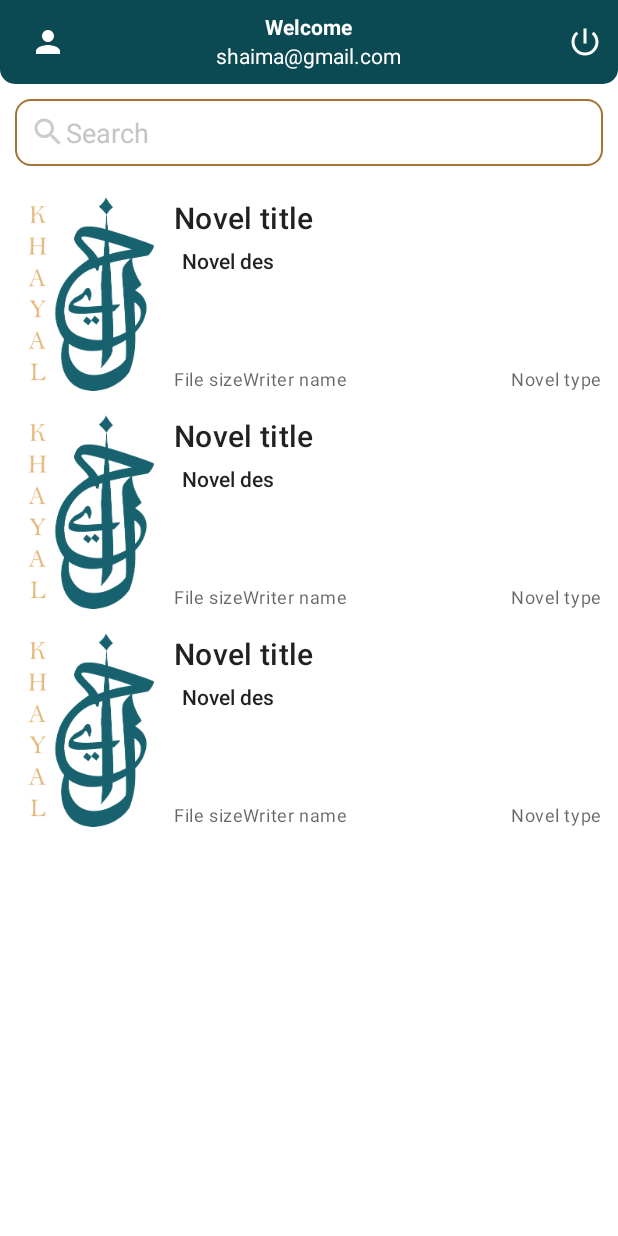
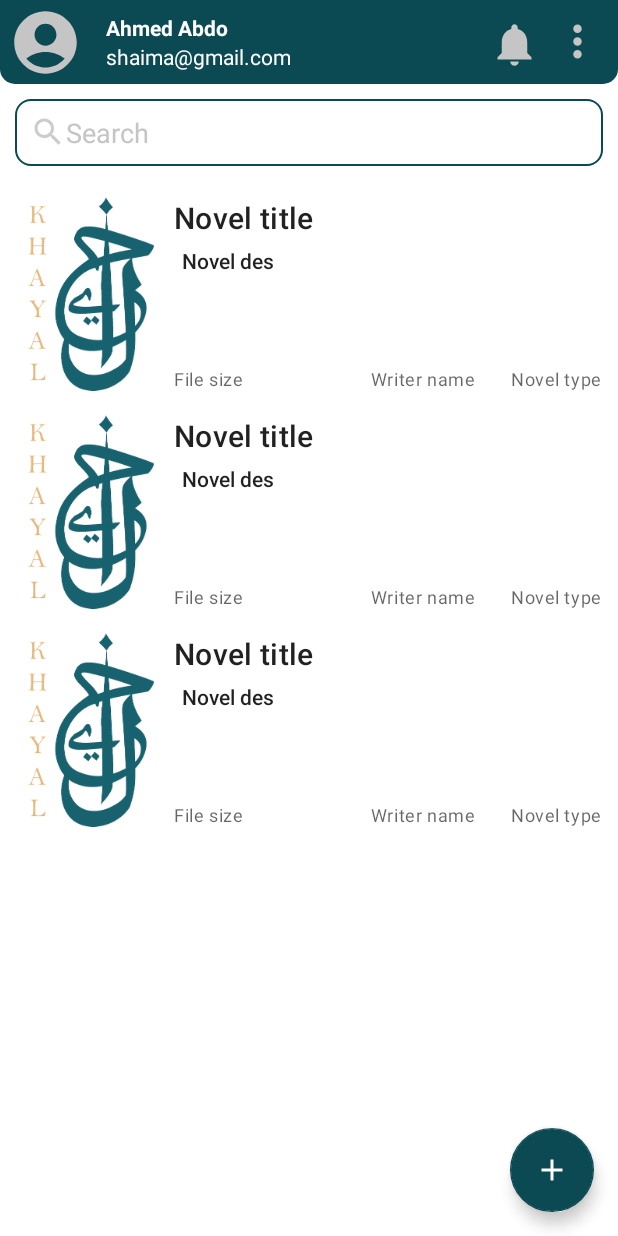
Before and after one commit to ShaimaaZiyad/Khayal, an Android app: the layout home.xml on its own in the app's theme, with its tools: preview values and no code run, on a phone screen of 412 x 824 dp. Run offline under Robolectric (Android 15) with nearby library versions, the phone set to English and light mode, and no system bars.

Commit message:
add notify item design in tool bar in home screen

```diff
--- a/app/src/main/AndroidManifest.xml
+++ b/app/src/main/AndroidManifest.xml
@@ -13,6 +13,7 @@
         android:label="@string/app_name"
         android:requestLegacyExternalStorage="true"
         android:roundIcon="@mipmap/ic_launcher_round"
+        android:supportsRtl="true"
         android:theme="@style/Theme.Khayal">
         <activity
             android:name=".MainActivity"
--- a/app/src/main/java/com/shaimaziyad/khayal/repository/NovelRepository.kt
+++ b/app/src/main/java/com/shaimaziyad/khayal/repository/NovelRepository.kt
@@ -2,6 +2,11 @@ package com.shaimaziyad.khayal.repository
 
 import com.shaimaziyad.khayal.data.NovelData
 import com.shaimaziyad.khayal.remote.DataBase
+import kotlinx.coroutines.async
+import kotlinx.coroutines.supervisorScope
+import com.shaimaziyad.khayal.utils.Result.Success
+import com.shaimaziyad.khayal.utils.Result.Error
+import com.shaimaziyad.khayal.utils.Result
 
 class NovelRepository {
 
@@ -9,14 +14,24 @@ class NovelRepository {
 
     val novels = remote.novels
 
-
     suspend fun addNovel(novel: NovelData) = remote.addNovel(novel)
 
     suspend fun updateNovel(novel: NovelData) = remote.updateNovel(novel)
 
     suspend fun deleteNovel(novel: NovelData) = remote.deleteNovel(novel)
 
-    suspend fun getNovels() = remote.getNovels()
+
+    suspend fun loadNovels(): Result<List<NovelData>> {
+        return supervisorScope {
+            val loadTask = async { remote.getNovels() }
+            try {
+                Success( loadTask.await())
+            }catch (ex: Exception){
+                Error(ex)
+            }
+        }
+    }
+
 
 
 }
--- a/app/src/main/java/com/shaimaziyad/khayal/screens/auth/AuthViewModel.kt
+++ b/app/src/main/java/com/shaimaziyad/khayal/screens/auth/AuthViewModel.kt
@@ -38,7 +38,6 @@ class AuthViewModel: ViewModel(){
 
     init {
         resetStatus()
-
     }
 
     fun register(user: User) {
--- a/app/src/main/java/com/shaimaziyad/khayal/screens/home/Home.kt
+++ b/app/src/main/java/com/shaimaziyad/khayal/screens/home/Home.kt
@@ -41,6 +41,8 @@ class Home : Fragment() {
 //        viewModel.loadUser()
 
     }
+
+
 
     private fun setObserves() {
         viewModel.apply {
@@ -87,16 +89,13 @@ class Home : Fragment() {
 
             setAdapter()
 
-            /** button sign out **/
-            logoutBtn.setOnClickListener {
-//                findNavController().navigateUp()
 
+
+            /** button profile **/
+            btnProfile.setOnClickListener {
+                findNavController().navigate(R.id.action_userHome_to_profile)
             }
 
-            /** button profile **/
-            profileBtn.setOnClickListener {
-                findNavController().navigate(R.id.action_userHome_to_profile)
-            }
         }
     }
 }
--- a/app/src/main/java/com/shaimaziyad/khayal/screens/home/HomeViewModel.kt
+++ b/app/src/main/java/com/shaimaziyad/khayal/screens/home/HomeViewModel.kt
@@ -9,7 +9,12 @@ import com.shaimaziyad.khayal.data.NovelData
 import com.shaimaziyad.khayal.data.User
 import com.shaimaziyad.khayal.repository.NovelRepository
 import com.shaimaziyad.khayal.repository.UserRepository
+import com.shaimaziyad.khayal.utils.DataStatus
+import com.shaimaziyad.khayal.utils.isCustomer
 import kotlinx.coroutines.launch
+import com.shaimaziyad.khayal.utils.Result
+import com.shaimaziyad.khayal.utils.Result.Success
+import com.shaimaziyad.khayal.utils.Result.Error
 
 class HomeViewModel: ViewModel() {
 
@@ -23,35 +28,63 @@ class HomeViewModel: ViewModel() {
     private val _novels = MutableLiveData<List<NovelData>?>()
     val novels: LiveData<List<NovelData>?> = _novels
 
+    private val _novelsStatus =MutableLiveData<DataStatus?>()
+    val novelsStatus: LiveData<DataStatus?> = _novelsStatus
+
+    private val _error = MutableLiveData<String?>()
+    val error: LiveData<String?> = _error
+
     private val _user = MutableLiveData<User?>()
     val user: LiveData<User?> = _user
 
-
-//    val novels = novelRepository.novels
+    private val _isCustomer = MutableLiveData<Boolean?>()
+    val isCustomer: LiveData<Boolean?> = _isCustomer
 
 
     init {
         loadUser()
+        loadNovels()
 
-//        loadNovels()
     }
 
 
     fun loadUser() {
         viewModelScope.launch {
             _user.value = userRepository.loadUser()
-            Log.d(TAG,"user: ${_user.value!!.name}")
+            _isCustomer.value = isCustomer(_user.value!!.userType)
         }
     }
 
 
     fun loadNovels() {
+        Log.d(TAG,"onLoading.. Novels")
+        resetStatus()
+        _novelsStatus.value = DataStatus.LOADING
         viewModelScope.launch {
-            _novels.value = novelRepository.getNovels()
+            val res = novelRepository.loadNovels()
+            if (res is Success){
+                Log.d(TAG,"onSuccess: novels size: ${res.data}")
+                _novelsStatus.value = DataStatus.SUCCESS
+                val data = res.data
+                _novels.value = data
+            }
+            else if(res is Error) {
+                Log.d(TAG,"onError: error happen during fetching novels due to ${res.exception.message}")
+                _novelsStatus.value = DataStatus.ERROR
+                _error.value = res.exception.message
+            }
+
         }
     }
 
 
 
 
+    fun resetStatus(){
+        _novelsStatus.value = null
+    }
+
+
+
+
 }
--- a/app/src/main/java/com/shaimaziyad/khayal/utils/UIExtensions.kt
+++ b/app/src/main/java/com/shaimaziyad/khayal/utils/UIExtensions.kt
@@ -46,6 +46,8 @@ fun Fragment.showMessage(message: String) {
     Toast.makeText(requireContext(),message,Toast.LENGTH_SHORT).show()
 }
 
+fun isCustomer(type: String) = type == UserType.USER.name
+
 fun View.hide(){ visibility = View.GONE }
 
 fun View.show() {visibility = View.VISIBLE}
--- a/app/src/main/java/com/shaimaziyad/khayal/utils/UtilsBinding.kt
+++ b/app/src/main/java/com/shaimaziyad/khayal/utils/UtilsBinding.kt
@@ -9,9 +9,9 @@ import androidx.databinding.BindingAdapter
 import com.bumptech.glide.Glide
 import com.shaimaziyad.khayal.R
 
-@BindingAdapter("setNovelCover")
-fun setNovelCover(image: ImageView, uri: String?){
-    if(uri != null){
+@BindingAdapter("setImage")
+fun setImage(image: ImageView, uri: String?){
+    if(!uri.isNullOrBlank()) {
         Glide.with(image.context)
             .load(uri.toUri())
             .placeholder(R.drawable.icon)
@@ -29,7 +29,6 @@ fun setSize(text: TextView, size: Int) {
 // todo : fix the welcome text by using xml file.
 @BindingAdapter("setName")
 fun setHi(text: TextView, name: String?) {
-    val welcome = text.context.resources.getString(R.string.welcome) + name
     text.text = name
 }
 
@@ -56,3 +55,22 @@ fun showLoading(v: View, status: DataStatus?) {
         }
     }
 }
+
+
+@BindingAdapter("hideViewIfCustomer")
+fun hideViewIfCustomer(v: View, b: Boolean?) {
+    if (b == true){
+        v.hide()
+    }else{
+        v.show()
+    }
+}
+
+@BindingAdapter("showViewIfCustomer")
+fun showViewIfCustomer(v: View, b: Boolean?) {
+    if (b != true){
+        v.hide()
+    }else{
+        v.show()
+    }
+}
--- /dev/null
+++ b/app/src/main/res/drawable/ic_account.xml
@@ -0,0 +1,5 @@
+<vector android:height="24dp" android:tint="@color/gray01"
+    android:viewportHeight="24" android:viewportWidth="24"
+    android:width="24dp" xmlns:android="http://schemas.android.com/apk/res/android">
+    <path android:fillColor="@android:color/white" android:pathData="M12,2C6.48,2 2,6.48 2,12s4.48,10 10,10s10,-4.48 10,-10S17.52,2 12,2zM12,6c1.93,0 3.5,1.57 3.5,3.5S13.93,13 12,13s-3.5,-1.57 -3.5,-3.5S10.07,6 12,6zM12,20c-2.03,0 -4.43,-0.82 -6.14,-2.88C7.55,15.8 9.68,15 12,15s4.45,0.8 6.14,2.12C16.43,19.18 14.03,20 12,20z"/>
+</vector>
--- /dev/null
+++ b/app/src/main/res/drawable/ic_add.xml
@@ -0,0 +1,5 @@
+<vector android:height="24dp" android:tint="#000000"
+    android:viewportHeight="24" android:viewportWidth="24"
+    android:width="24dp" xmlns:android="http://schemas.android.com/apk/res/android">
+    <path android:fillColor="@android:color/white" android:pathData="M19,13h-6v6h-2v-6H5v-2h6V5h2v6h6v2z"/>
+</vector>
--- /dev/null
+++ b/app/src/main/res/drawable/ic_more.xml
@@ -0,0 +1,5 @@
+<vector android:height="24dp" android:tint="#000000"
+    android:viewportHeight="24" android:viewportWidth="24"
+    android:width="24dp" xmlns:android="http://schemas.android.com/apk/res/android">
+    <path android:fillColor="@android:color/white" android:pathData="M12,8c1.1,0 2,-0.9 2,-2s-0.9,-2 -2,-2 -2,0.9 -2,2 0.9,2 2,2zM12,10c-1.1,0 -2,0.9 -2,2s0.9,2 2,2 2,-0.9 2,-2 -0.9,-2 -2,-2zM12,16c-1.1,0 -2,0.9 -2,2s0.9,2 2,2 2,-0.9 2,-2 -0.9,-2 -2,-2z"/>
+</vector>
--- /dev/null
+++ b/app/src/main/res/drawable/ic_notifications.xml
@@ -0,0 +1,5 @@
+<vector android:height="24dp" android:tint="#000000"
+    android:viewportHeight="24" android:viewportWidth="24"
+    android:width="24dp" xmlns:android="http://schemas.android.com/apk/res/android">
+    <path android:fillColor="@android:color/white" android:pathData="M12,22c1.1,0 2,-0.9 2,-2h-4c0,1.1 0.89,2 2,2zM18,16v-5c0,-3.07 -1.64,-5.64 -4.5,-6.32L13.5,4c0,-0.83 -0.67,-1.5 -1.5,-1.5s-1.5,0.67 -1.5,1.5v0.68C7.63,5.36 6,7.92 6,11v5l-2,2v1h16v-1l-2,-2z"/>
+</vector>
--- /dev/null
+++ b/app/src/main/res/drawable/item_count.xml
@@ -0,0 +1,19 @@
+<?xml version="1.0" encoding="utf-8"?>
+<selector xmlns:android="http://schemas.android.com/apk/res/android">
+
+<item>
+    <shape android:shape="rectangle">
+        <corners android:radius="8dp"/>
+        <solid android:color="@color/red"/>
+        <stroke android:width="1dp"
+            android:color="#FFF"/>
+        <padding
+            android:bottom="2dp"
+            android:left="2dp"
+            android:right="2dp"
+            android:top="2dp"/>
+    </shape>
+</item>
+
+
+</selector>
--- a/app/src/main/res/drawable/shape_edit_text01.xml
+++ b/app/src/main/res/drawable/shape_edit_text01.xml
@@ -6,7 +6,7 @@
 
     <corners android:radius="10dp" />
 
-    <stroke android:color="@color/secondaryDarkColor"
+    <stroke android:color="@color/primaryDarkColor"
         android:width="1dp"/>
 
 
--- a/app/src/main/res/layout/home.xml
+++ b/app/src/main/res/layout/home.xml
@@ -11,88 +11,111 @@
 
     </data>
 
-    <RelativeLayout
+    <FrameLayout
+        android:layout_width="match_parent"
+        android:layout_height="match_parent">
+
+        <LinearLayout
             android:layout_width="match_parent"
             android:layout_height="match_parent"
+            android:orientation="vertical"
             tools:context=".screens.home.Home">
 
             <!--Toolbar-->
-        <RelativeLayout
-            android:id="@+id/toolbarRl"
+            <FrameLayout
+                android:layout_width="match_parent"
+                android:layout_height="wrap_content">
+
+                <LinearLayout
                     android:layout_width="match_parent"
                     android:layout_height="?actionBarSize"
+                    android:orientation="horizontal"
+                    android:gravity="center|start"
                     android:background="@drawable/shape_toolbar02">
 
                     <!--ImageButton: Open profile-->
-            <ImageButton
-                android:id="@+id/profileBtn"
+                    <de.hdodenhof.circleimageview.CircleImageView
+                        android:id="@+id/btn_profile"
+                        android:layout_width="50dp"
+                        android:layout_margin="5dp"
+                        android:layout_height="match_parent"
+                        android:src="@drawable/ic_account"
+                        setImage="@{homeViewModel.user.profileImage}" />
+
+
+                    <androidx.legacy.widget.Space
+                        android:layout_width="10dp"
+                        android:layout_height="wrap_content"/>
+
+                    <LinearLayout
                         android:layout_width="wrap_content"
                         android:layout_height="wrap_content"
-                android:layout_centerVertical="true"
-                android:layout_marginStart="10dp"
-                android:background="@android:color/transparent"
-                android:contentDescription="@string/app_name"
-                android:padding="10dp"
-                android:src="@drawable/ic_person_white" />
+                        android:orientation="vertical">
+
+                        <TextView
+                            android:layout_width="wrap_content"
+                            android:layout_height="wrap_content"
+                            android:textColor="@color/white"
+                            setName="@{homeViewModel.user.name}"
+                            android:textStyle="bold"
+                            tools:text="Ahmed Abdo" />
 
 
                         <TextView
-                android:id="@+id/titleTv"
                             android:layout_width="wrap_content"
                             android:layout_height="wrap_content"
-                android:layout_centerHorizontal="true"
-                android:layout_marginTop="8dp"
-                android:textColor="@color/white"
-                setName="@{homeViewModel.user.name}"
-                android:textStyle="bold"
-                tools:text="@string/welcome" />
-
-            <TextView
-                android:id="@+id/subTitleTv"
-                android:layout_width="wrap_content"
-                android:layout_height="wrap_content"
-                android:layout_below="@id/titleTv"
                             android:text="@{homeViewModel.user.email}"
-                android:layout_centerHorizontal="true"
+                            showViewIfCustomer="@{homeViewModel.isCustomer()}"
                             tools:text="@string/email_ex"
                             android:textColor="@color/white" />
 
 
-            <ImageButton
-                android:id="@+id/logoutBtn"
+                    </LinearLayout>
+
+                </LinearLayout>
+
+
+                <LinearLayout
                     android:layout_width="wrap_content"
                     android:layout_height="wrap_content"
-                android:layout_alignParentEnd="true"
-                android:layout_centerVertical="true"
-                android:layout_marginEnd="10dp"
-                android:background="@android:color/transparent"
-                android:src="@drawable/ic_logout_white"
-                android:contentDescription="@string/app_name" />
+                    android:layout_gravity="end|center"
+                    android:layout_marginEnd="10dp">
 
-        </RelativeLayout>
+                    <include
+                        android:id="@+id/notify"
+                        android:layout_height="wrap_content"
+                        android:layout_width="wrap_content"
+                        android:layout_marginBottom="4dp"
+                        layout="@layout/notify_layout"/>
 
-<!--        &lt;!&ndash;Tabs: Show Book Categories&ndash;&gt;-->
-<!--        <com.google.android.material.tabs.TabLayout-->
-<!--            android:id="@+id/tabLayout"-->
-<!--            android:layout_width="match_parent"-->
-<!--            android:layout_height="wrap_content"-->
-<!--            android:layout_below="@id/toolbarRl"-->
-<!--            android:layout_marginStart="5dp"-->
-<!--            android:layout_marginTop="5dp"-->
-<!--            android:layout_marginEnd="5dp"-->
-<!--            android:layout_marginBottom="5dp"-->
-<!--            android:background="@android:color/transparent"-->
-<!--            app:tabBackground="@drawable/tab_selector"-->
-<!--            app:tabIndicatorFullWidth="false"-->
-<!--            app:tabIndicatorHeight="0dp"-->
-<!--            app:tabMode="scrollable" />-->
+                    <androidx.legacy.widget.Space
+                        android:layout_width="8dp"
+                        android:layout_height="wrap_content"/>
+
+                    <ImageView
+                        android:id="@+id/btnOptions"
+                        android:layout_width="34dp"
+                        android:layout_height="match_parent"
+                        android:src="@drawable/ic_more"
+                        app:tint="@color/gray01" />
+
+
+                </LinearLayout>
+
+
+
+
+
+
+            </FrameLayout>
+
+
 
             <!--Search-->
             <com.google.android.material.textfield.TextInputEditText
                 android:id="@+id/searchEt"
                 android:layout_width="match_parent"
                 android:layout_height="wrap_content"
-            android:layout_below="@id/toolbarRl"
                 android:layout_marginStart="10dp"
                 android:layout_marginTop="10dp"
                 android:layout_marginEnd="10dp"
@@ -102,19 +125,64 @@
                 android:padding="10dp"
                 android:textColorHint="@color/gray01" />
 
+
+            <FrameLayout
+                android:layout_width="match_parent"
+                android:layout_height="match_parent"
+                android:layout_marginTop="15dp">
+
+
                 <!--Novels-->
                 <androidx.recyclerview.widget.RecyclerView
                     android:id="@+id/novelsRv"
                     android:layout_width="match_parent"
                     android:layout_height="match_parent"
-            android:layout_below="@id/searchEt"
                     android:layout_marginStart="5dp"
-            android:layout_marginTop="15dp"
                     android:layout_marginEnd="5dp"
                     android:layout_marginBottom="5dp"
                     app:layoutManager="androidx.recyclerview.widget.LinearLayoutManager"
                     tools:listitem="@layout/row_novel_user" />
 
 
-    </RelativeLayout>
+                <FrameLayout
+                    android:layout_width="match_parent"
+                    android:layout_height="match_parent"
+                    showLoading="@{homeViewModel.novelsStatus}"
+                    android:visibility="gone">
+
+                    <include
+                        android:id="@+id/load"
+                        android:layout_width="match_parent"
+                        android:layout_height="match_parent"
+                        layout="@layout/load"/>
+
+
+                </FrameLayout>
+
+
+                <com.google.android.material.floatingactionbutton.FloatingActionButton
+                    android:layout_width="wrap_content"
+                    android:layout_height="wrap_content"
+                    android:layout_gravity="bottom|end"
+                    app:tint="@color/white"
+                    hideViewIfCustomer="@{homeViewModel.isCustomer()}"
+                    app:backgroundTint="@color/primaryDarkColor"
+                    android:layout_marginBottom="16dp"
+                    android:src="@drawable/ic_add"
+                    android:visibility="gone"
+                    tools:visibility="visible"
+                    android:layout_marginEnd="16dp" />
+
+            </FrameLayout>
+
+
+        </LinearLayout>
+
+
+
+
+
+
+    </FrameLayout>
+
 </layout>
--- /dev/null
+++ b/app/src/main/res/layout/no_data_found_layout.xml
@@ -0,0 +1,6 @@
+<?xml version="1.0" encoding="utf-8"?>
+<androidx.constraintlayout.widget.ConstraintLayout xmlns:android="http://schemas.android.com/apk/res/android"
+    android:layout_width="match_parent"
+    android:layout_height="match_parent">
+
+</androidx.constraintlayout.widget.ConstraintLayout>
--- /dev/null
+++ b/app/src/main/res/layout/notify_layout.xml
@@ -0,0 +1,37 @@
+<?xml version="1.0" encoding="utf-8"?>
+<RelativeLayout xmlns:android="http://schemas.android.com/apk/res/android"
+    android:layout_width="wrap_content"
+    android:layout_height="wrap_content"
+    xmlns:app="http://schemas.android.com/apk/res-auto"
+    xmlns:tools="http://schemas.android.com/tools">
+
+
+        <RelativeLayout
+            android:id= "@+id/btnNotify"
+            android:layout_width = "wrap_content"
+            android:layout_height="wrap_content"
+            android:paddingTop = "8dp" >
+
+            <ImageView
+                android:layout_width ="34dp"
+                android:layout_height="34dp"
+                android:src="@drawable/ic_notifications"
+                app:tint="@color/gray01" />
+
+        </RelativeLayout>
+
+        <TextView
+            android:id="@+id/badgeNumber"
+            android:layout_width="wrap_content"
+            android:layout_height="wrap_content"
+            android:layout_alignTop="@+id/btnNotify"
+            android:layout_alignEnd="@id/btnNotify"
+            android:background="@drawable/item_count"
+            tools:text="24"
+            android:visibility="gone"
+            tools:visibility="visible"
+            android:textColor="#FFF"
+            android:textSize="16sp"
+            android:textStyle="bold" />
+
+</RelativeLayout>
--- a/app/src/main/res/layout/row_novel_user.xml
+++ b/app/src/main/res/layout/row_novel_user.xml
@@ -32,7 +32,7 @@
 
                 <ImageView
                     android:id="@+id/cover"
-                    setNovelCover="@{novel.cover}"
+                    setImage="@{novel.cover}"
                     android:layout_width="wrap_content"
                     android:layout_height="wrap_content"
                     android:contentDescription="@string/app_name"
```
Also changed, not shown: app/build.gradle (+5 -2 lines). Lines whose indentation alone changed are shown as unchanged.
